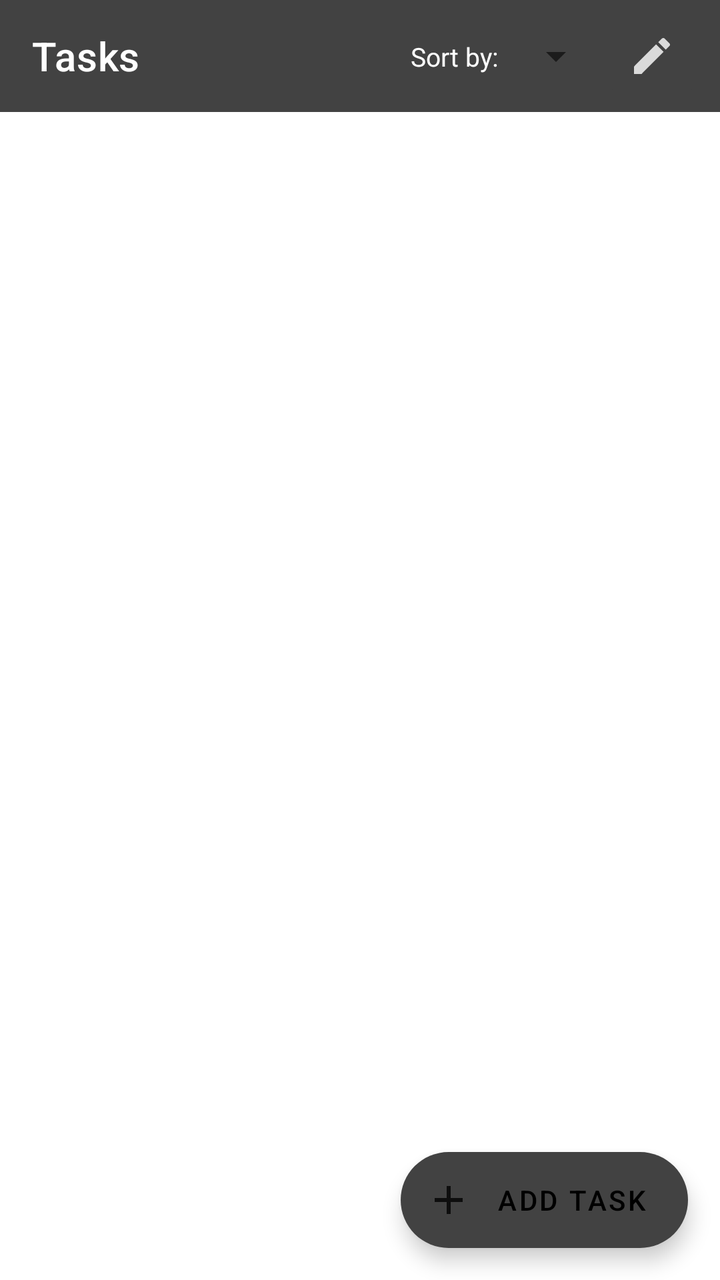
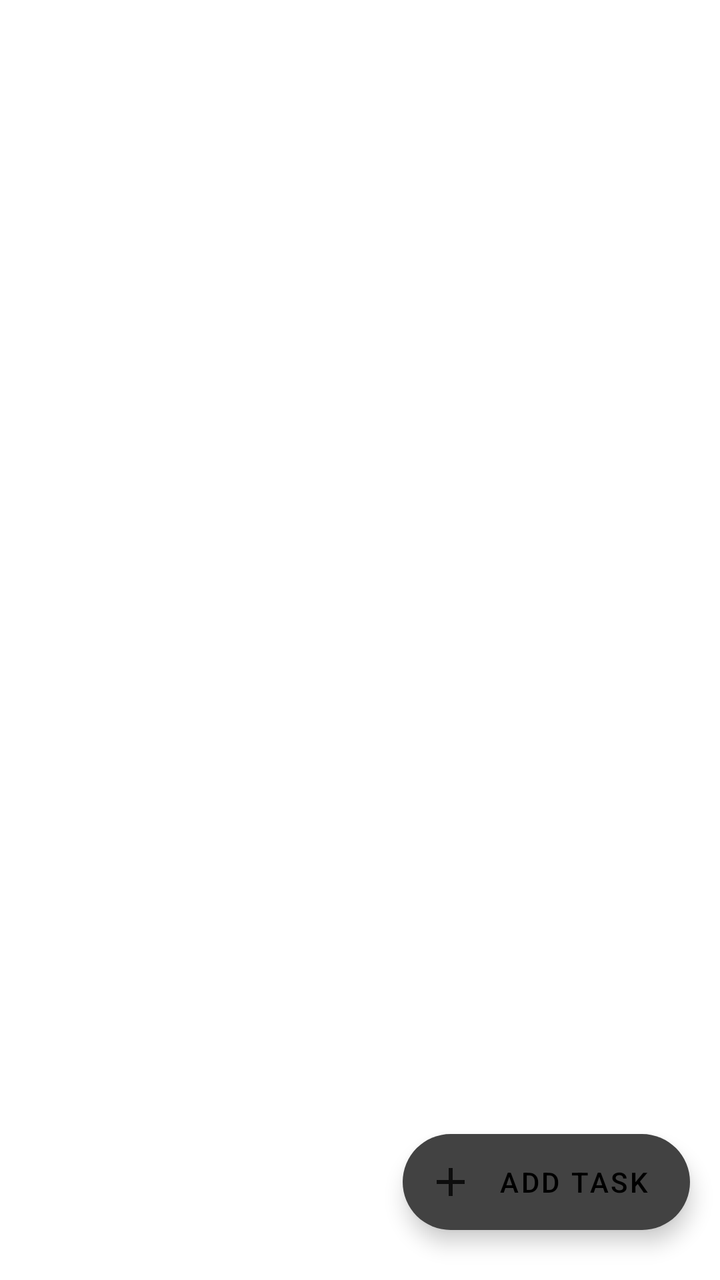

Two renders of the same Android screen: before a commit and after it. Below are the layout's source before the change and the commit's diff.
<!-- AndroidManifest.xml: application theme Theme.SyllabusPro -->
<!-- res/layout/fragment_tasks.xml -->
<?xml version="1.0" encoding="utf-8"?>
<androidx.constraintlayout.widget.ConstraintLayout
        xmlns:android="http://schemas.android.com/apk/res/android"
        xmlns:app="http://schemas.android.com/apk/res-auto"
        xmlns:tools="http://schemas.android.com/tools"
        android:layout_width="match_parent"
        android:layout_height="match_parent"
        android:layout_marginBottom="?attr/actionBarSize"
        tools:context="com.example.syllabuspro.ui.tasks.TasksFragment"
>
    <androidx.recyclerview.widget.RecyclerView
            android:id="@+id/tasksRecyclerview"
            android:layout_width="match_parent"
            android:layout_height="wrap_content"
            app:layout_constraintStart_toStartOf="parent"
            app:layout_constraintTop_toBottomOf="@id/tasks_toolbar"
    />

    <com.google.android.material.floatingactionbutton.ExtendedFloatingActionButton
        android:id="@+id/add_task_button"
        android:layout_width="wrap_content"
        android:layout_height="wrap_content"
        android:layout_margin="16dp"
        app:backgroundTint="?attr/colorPrimary"
        android:contentDescription="To do"
        android:text="Add Task"
        app:icon="@drawable/ic_add"
        app:layout_constraintBottom_toBottomOf="parent"
        app:layout_constraintEnd_toEndOf="parent"
    />

    <com.google.android.material.appbar.AppBarLayout
            android:layout_width="match_parent"
            android:layout_height="wrap_content" app:layout_constraintTop_toTopOf="parent"
            app:layout_constraintStart_toStartOf="parent" app:layout_constraintEnd_toEndOf="parent"
            android:id="@+id/appBarLayout" app:layout_constraintHorizontal_bias="0.0" android:layout_marginTop="16dp">
    </com.google.android.material.appbar.AppBarLayout>

    <androidx.appcompat.widget.Toolbar
            android:id="@+id/tasks_toolbar"
            android:layout_width="match_parent"
            android:layout_height="wrap_content"
            android:background="?attr/colorPrimary"
            android:theme="?attr/actionBarTheme"
            android:minHeight="?attr/actionBarSize"
            app:layout_constraintTop_toTopOf="parent" app:layout_constraintEnd_toEndOf="parent"
            app:layout_constraintStart_toStartOf="parent"
            app:titleTextColor = "#fff"
            app:title="Tasks"
    />

    <ImageButton
            android:id="@+id/tasks_edit_button"
            android:src="@drawable/ic_edit"
            android:layout_width="wrap_content"
            android:layout_height="wrap_content"
            android:tint="@color/white"
            app:backgroundTint="?attr/colorPrimary"
            android:layout_marginEnd="10dp"
            android:contentDescription="To do"
            app:layout_constraintTop_toTopOf="@id/tasks_toolbar"
            app:layout_constraintBottom_toBottomOf="@id/tasks_toolbar"
            app:layout_constraintEnd_toEndOf="parent"
            android:minHeight="48dp"/>


    <TextView
        android:id="@+id/tasks_sort_mode"
        android:text="Sort by:"
        android:textColor="@color/white"
        android:textSize="13dp"
        android:layout_height="wrap_content"
        android:layout_width="wrap_content"
        android:layout_marginEnd="5dp"
        app:layout_constraintTop_toTopOf="@id/tasks_toolbar"
        app:layout_constraintBottom_toBottomOf="@id/tasks_toolbar"
        app:layout_constraintEnd_toStartOf="@id/tasks_sort_spinner"
    />

    <Spinner
            android:id="@+id/tasks_sort_spinner"
            android:layout_height="wrap_content"
            android:layout_width="wrap_content"
            android:textColor="@color/white"
            android:contentDescription="To do"
            app:layout_constraintTop_toTopOf="@id/tasks_toolbar"
            app:layout_constraintBottom_toBottomOf="@id/tasks_toolbar"
            app:layout_constraintEnd_toStartOf="@id/tasks_edit_button"
            android:minHeight="48dp"/>
</androidx.constraintlayout.widget.ConstraintLayout>
<!-- resources referenced by this layout -->
<resources>
  <color name="white">#FFFFFFFF</color>
  <!-- drawable ic_add (drawable-anydpi) -->
  <vector xmlns:android="http://schemas.android.com/apk/res/android"
      android:width="24dp"
      android:height="24dp"
      android:viewportWidth="24"
      android:viewportHeight="24"
      android:tint="#000000"
      android:alpha="0.8">
    <path
        android:fillColor="@android:color/white"
        android:pathData="M19,13h-6v6h-2v-6H5v-2h6V5h2v6h6v2z"/>
  </vector>
  <!-- drawable ic_edit (drawable-anydpi) -->
  <vector xmlns:android="http://schemas.android.com/apk/res/android"
      android:width="24dp"
      android:height="24dp"
      android:viewportWidth="24"
      android:viewportHeight="24"
      android:tint="#000000"
      android:alpha="0.8">
    <path
        android:fillColor="@android:color/white"
        android:pathData="M3,17.25V21h3.75L17.81,9.94l-3.75,-3.75L3,17.25zM20.71,7.04c0.39,-0.39 0.39,-1.02 0,-1.41l-2.34,-2.34c-0.39,-0.39 -1.02,-0.39 -1.41,0l-1.83,1.83 3.75,3.75 1.83,-1.83z"/>
  </vector>
  <style name="Theme.SyllabusPro" parent="Theme.MaterialComponents.Light.DarkActionBar">
          
          <item name="colorPrimary">@color/gray_800</item>
          <item name="colorPrimaryVariant">@color/gray_900</item>
          <item name="colorOnPrimary">@color/black</item>
  
          
          <item name="colorSecondary">@color/gray_200</item>
          <item name="colorSecondaryVariant">@color/gray_400</item>
          <item name="colorOnSecondary">@color/black</item>
  
          
          <item name="android:statusBarColor" tools:targetApi="l">?attr/colorPrimaryVariant</item>
  
          
          <item name="extendedFloatingActionButtonPrimaryStyle">@color/gray_200</item>
          <item name="android:textColorPrimary">@color/black</item>
          <item name="android:textColor">@color/black</item>
  
          
      </style>
  <color name="gray_800">#424242</color>
  <color name="gray_900">#212121</color>
  <color name="black">#FF000000</color>
  <color name="gray_200">#EEEEEE</color>
  <color name="gray_400">#BDBDBD</color>
</resources>

<!-- the commit's change to res/layout/fragment_tasks.xml (unified diff, before → after) -->
@@ -5,7 +5,6 @@
         xmlns:tools="http://schemas.android.com/tools"
         android:layout_width="match_parent"
         android:layout_height="match_parent"
-        android:layout_marginBottom="?attr/actionBarSize"
         tools:context="com.example.syllabuspro.ui.tasks.TasksFragment"
 >
     <androidx.recyclerview.widget.RecyclerView
@@ -13,78 +12,19 @@
             android:layout_width="match_parent"
             android:layout_height="wrap_content"
             app:layout_constraintStart_toStartOf="parent"
-            app:layout_constraintTop_toBottomOf="@id/tasks_toolbar"
+            app:layout_constraintTop_toTopOf="parent"
     />
 
     <com.google.android.material.floatingactionbutton.ExtendedFloatingActionButton
         android:id="@+id/add_task_button"
         android:layout_width="wrap_content"
         android:layout_height="wrap_content"
-        android:layout_margin="16dp"
         app:backgroundTint="?attr/colorPrimary"
-        android:contentDescription="To do"
-        android:text="Add Task"
+        android:text="@string/add_task"
+        android:layout_marginEnd="15dp"
+        android:layout_marginBottom="25dp"
         app:icon="@drawable/ic_add"
         app:layout_constraintBottom_toBottomOf="parent"
         app:layout_constraintEnd_toEndOf="parent"
     />
-
-    <com.google.android.material.appbar.AppBarLayout
-            android:layout_width="match_parent"
-            android:layout_height="wrap_content" app:layout_constraintTop_toTopOf="parent"
-            app:layout_constraintStart_toStartOf="parent" app:layout_constraintEnd_toEndOf="parent"
-            android:id="@+id/appBarLayout" app:layout_constraintHorizontal_bias="0.0" android:layout_marginTop="16dp">
-    </com.google.android.material.appbar.AppBarLayout>
-
-    <androidx.appcompat.widget.Toolbar
-            android:id="@+id/tasks_toolbar"
-            android:layout_width="match_parent"
-            android:layout_height="wrap_content"
-            android:background="?attr/colorPrimary"
-            android:theme="?attr/actionBarTheme"
-            android:minHeight="?attr/actionBarSize"
-            app:layout_constraintTop_toTopOf="parent" app:layout_constraintEnd_toEndOf="parent"
-            app:layout_constraintStart_toStartOf="parent"
-            app:titleTextColor = "#fff"
-            app:title="Tasks"
-    />
-
-    <ImageButton
-            android:id="@+id/tasks_edit_button"
-            android:src="@drawable/ic_edit"
-            android:layout_width="wrap_content"
-            android:layout_height="wrap_content"
-            android:tint="@color/white"
-            app:backgroundTint="?attr/colorPrimary"
-            android:layout_marginEnd="10dp"
-            android:contentDescription="To do"
-            app:layout_constraintTop_toTopOf="@id/tasks_toolbar"
-            app:layout_constraintBottom_toBottomOf="@id/tasks_toolbar"
-            app:layout_constraintEnd_toEndOf="parent"
-            android:minHeight="48dp"/>
-
-
-    <TextView
-        android:id="@+id/tasks_sort_mode"
-        android:text="Sort by:"
-        android:textColor="@color/white"
-        android:textSize="13dp"
-        android:layout_height="wrap_content"
-        android:layout_width="wrap_content"
-        android:layout_marginEnd="5dp"
-        app:layout_constraintTop_toTopOf="@id/tasks_toolbar"
-        app:layout_constraintBottom_toBottomOf="@id/tasks_toolbar"
-        app:layout_constraintEnd_toStartOf="@id/tasks_sort_spinner"
-    />
-
-    <Spinner
-            android:id="@+id/tasks_sort_spinner"
-            android:layout_height="wrap_content"
-            android:layout_width="wrap_content"
-            android:textColor="@color/white"
-            android:contentDescription="To do"
-            app:layout_constraintTop_toTopOf="@id/tasks_toolbar"
-            app:layout_constraintBottom_toBottomOf="@id/tasks_toolbar"
-            app:layout_constraintEnd_toStartOf="@id/tasks_edit_button"
-            android:minHeight="48dp"/>
 </androidx.constraintlayout.widget.ConstraintLayout>
<!-- resource entries referenced after the edit -->
@@ -1,6 +1,5 @@
 <!-- resources referenced by this layout -->
 <resources>
-  <color name="white">#FFFFFFFF</color>
   <!-- drawable ic_add (drawable-anydpi) -->
   <vector xmlns:android="http://schemas.android.com/apk/res/android"
       android:width="24dp"
@@ -13,19 +12,8 @@
         android:fillColor="@android:color/white"
         android:pathData="M19,13h-6v6h-2v-6H5v-2h6V5h2v6h6v2z"/>
   </vector>
-  <!-- drawable ic_edit (drawable-anydpi) -->
-  <vector xmlns:android="http://schemas.android.com/apk/res/android"
-      android:width="24dp"
-      android:height="24dp"
-      android:viewportWidth="24"
-      android:viewportHeight="24"
-      android:tint="#000000"
-      android:alpha="0.8">
-    <path
-        android:fillColor="@android:color/white"
-        android:pathData="M3,17.25V21h3.75L17.81,9.94l-3.75,-3.75L3,17.25zM20.71,7.04c0.39,-0.39 0.39,-1.02 0,-1.41l-2.34,-2.34c-0.39,-0.39 -1.02,-0.39 -1.41,0l-1.83,1.83 3.75,3.75 1.83,-1.83z"/>
-  </vector>
-  <style name="Theme.SyllabusPro" parent="Theme.MaterialComponents.Light.DarkActionBar">
+  <string name="add_task">Add Task</string>
+  <style name="Theme.SyllabusPro" parent="Theme.MaterialComponents.DayNight.NoActionBar">
           
           <item name="colorPrimary">@color/gray_800</item>
           <item name="colorPrimaryVariant">@color/gray_900</item>
